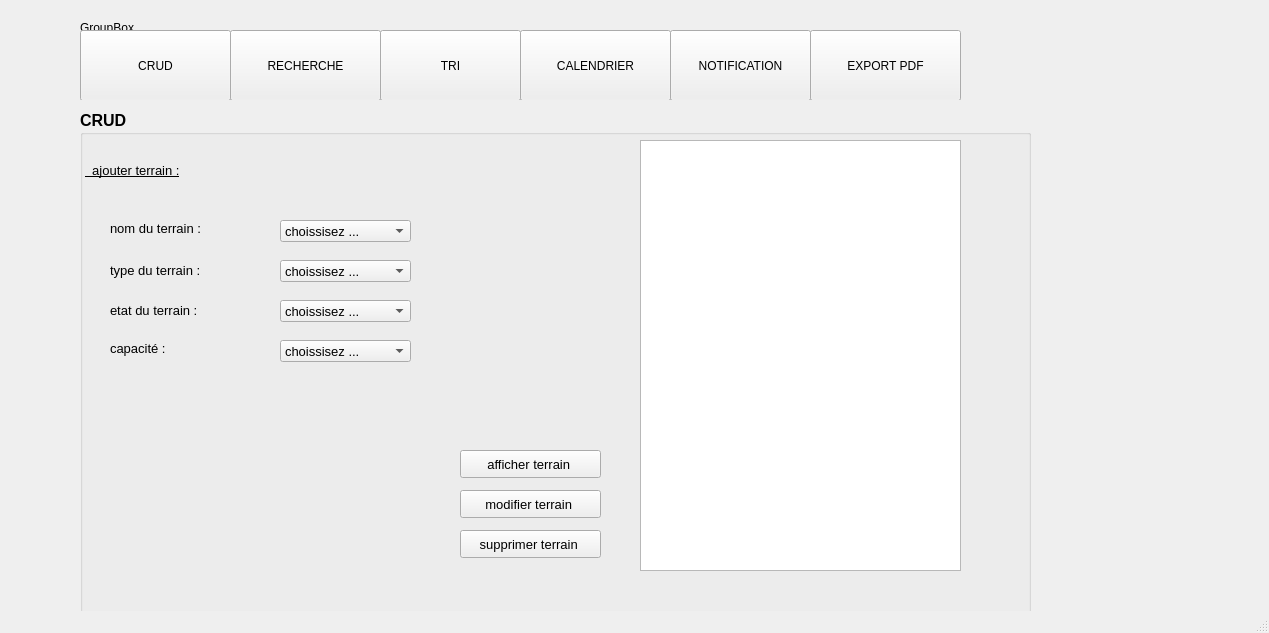
Before: the Qt Designer form mainwindow.ui in msii-esprit/Projet_CPP_2A26, drawn with Qt 5.
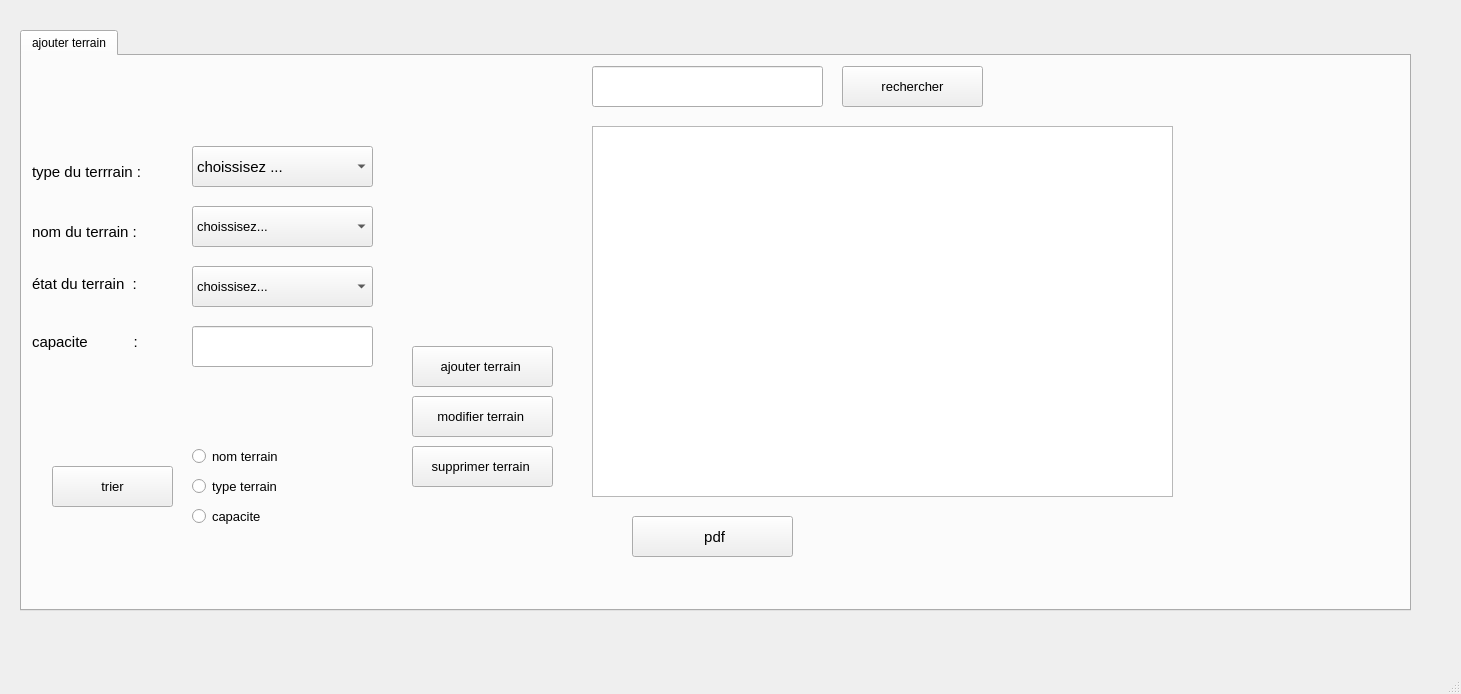
After: the same form once the commit is applied.

```diff
--- a/mainwindow.ui
+++ b/mainwindow.ui
@@ -6,130 +6,78 @@
    <rect>
     <x>0</x>
     <y>0</y>
-    <width>1269</width>
-    <height>633</height>
+    <width>1461</width>
+    <height>694</height>
    </rect>
   </property>
   <property name="windowTitle">
    <string>MainWindow</string>
   </property>
   <widget class="QWidget" name="centralwidget">
-   <widget class="QGroupBox" name="groupBox">
+   <widget class="QTabWidget" name="tabWidget">
     <property name="geometry">
      <rect>
-      <x>80</x>
-      <y>110</y>
-      <width>951</width>
+      <x>20</x>
+      <y>30</y>
+      <width>1391</width>
       <height>581</height>
      </rect>
     </property>
-    <property name="font">
-     <font>
-      <family>MS Shell Dlg 2</family>
-      <pointsize>12</pointsize>
-      <weight>75</weight>
-      <bold>true</bold>
-      <underline>false</underline>
-     </font>
+    <property name="currentIndex">
+     <number>0</number>
     </property>
-    <property name="title">
-     <string>CRUD</string>
-    </property>
+    <widget class="QWidget" name="tab">
+     <attribute name="title">
+      <string>ajouter terrain</string>
+     </attribute>
     <widget class="QLabel" name="label">
      <property name="geometry">
       <rect>
-       <x>5</x>
-       <y>50</y>
-       <width>181</width>
-       <height>20</height>
+        <x>10</x>
+        <y>160</y>
+        <width>151</width>
+        <height>31</height>
       </rect>
      </property>
      <property name="font">
       <font>
-       <pointsize>10</pointsize>
-       <weight>50</weight>
-       <bold>false</bold>
-       <underline>true</underline>
+        <pointsize>11</pointsize>
       </font>
      </property>
      <property name="text">
-      <string>  ajouter terrain :</string>
+       <string>nom du terrain :</string>
      </property>
     </widget>
     <widget class="QLabel" name="label_2">
      <property name="geometry">
       <rect>
-       <x>30</x>
-       <y>150</y>
-       <width>131</width>
-       <height>20</height>
+        <x>10</x>
+        <y>100</y>
+        <width>151</width>
+        <height>31</height>
       </rect>
      </property>
      <property name="font">
       <font>
-       <pointsize>10</pointsize>
-       <weight>50</weight>
-       <bold>false</bold>
+        <pointsize>11</pointsize>
       </font>
      </property>
      <property name="text">
-      <string>type du terrain :</string>
-     </property>
-    </widget>
-    <widget class="QLabel" name="label_3">
+       <string>type du terrrain :</string>
+      </property>
+     </widget>
+     <widget class="QComboBox" name="type_TU">
      <property name="geometry">
       <rect>
-       <x>30</x>
-       <y>190</y>
-       <width>131</width>
-       <height>20</height>
+        <x>170</x>
+        <y>90</y>
+        <width>181</width>
+        <height>41</height>
       </rect>
      </property>
      <property name="font">
       <font>
-       <pointsize>10</pointsize>
-       <weight>50</weight>
-       <bold>false</bold>
-      </font>
-     </property>
-     <property name="text">
-      <string>etat du terrain :</string>
-     </property>
-    </widget>
-    <widget class="QLabel" name="label_4">
-     <property name="geometry">
-      <rect>
-       <x>30</x>
-       <y>230</y>
-       <width>101</width>
-       <height>16</height>
-      </rect>
-     </property>
-     <property name="font">
-      <font>
-       <pointsize>10</pointsize>
-       <weight>50</weight>
-       <bold>false</bold>
-      </font>
-     </property>
-     <property name="text">
-      <string>capacité :</string>
-     </property>
-    </widget>
-    <widget class="QComboBox" name="comboBox">
-     <property name="geometry">
-      <rect>
-       <x>200</x>
-       <y>150</y>
-       <width>131</width>
-       <height>22</height>
-      </rect>
-     </property>
-     <property name="font">
-      <font>
-       <pointsize>10</pointsize>
-       <weight>50</weight>
-       <bold>false</bold>
+        <pointsize>11</pointsize>
       </font>
      </property>
      <item>
@@ -153,189 +101,123 @@
       </property>
      </item>
     </widget>
-    <widget class="QComboBox" name="comboBox_2">
+     <widget class="QLabel" name="label_3">
      <property name="geometry">
       <rect>
-       <x>200</x>
-       <y>190</y>
-       <width>131</width>
-       <height>22</height>
+        <x>10</x>
+        <y>270</y>
+        <width>151</width>
+        <height>31</height>
       </rect>
      </property>
      <property name="font">
       <font>
-       <pointsize>10</pointsize>
-       <weight>50</weight>
-       <bold>false</bold>
-      </font>
-     </property>
-     <item>
+        <pointsize>11</pointsize>
+       </font>
+      </property>
       <property name="text">
-       <string>choissisez ...</string>
+       <string>capacite           :</string>
       </property>
-     </item>
-     <item>
-      <property name="text">
-       <string>médiocre</string>
-      </property>
-     </item>
-     <item>
-      <property name="text">
-       <string>bonne </string>
-      </property>
-     </item>
-     <item>
-      <property name="text">
-       <string>excellente</string>
-      </property>
-     </item>
-    </widget>
-    <widget class="QComboBox" name="comboBox_3">
+     </widget>
+     <widget class="QLabel" name="label_4">
      <property name="geometry">
       <rect>
-       <x>200</x>
-       <y>230</y>
-       <width>131</width>
-       <height>22</height>
+        <x>10</x>
+        <y>220</y>
+        <width>141</width>
+        <height>16</height>
       </rect>
      </property>
      <property name="font">
       <font>
-       <pointsize>10</pointsize>
-       <weight>50</weight>
-       <bold>false</bold>
-      </font>
-     </property>
-     <item>
+        <pointsize>11</pointsize>
+       </font>
+      </property>
       <property name="text">
-       <string>choissisez ...</string>
+       <string>état du terrain  :</string>
       </property>
-     </item>
-     <item>
-      <property name="text">
-       <string>50</string>
-      </property>
-     </item>
-     <item>
-      <property name="text">
-       <string>20</string>
-      </property>
-     </item>
-     <item>
-      <property name="text">
-       <string>30</string>
-      </property>
-     </item>
-    </widget>
-    <widget class="QListView" name="listView">
+     </widget>
+     <widget class="QPushButton" name="ajouter">
      <property name="geometry">
       <rect>
-       <x>560</x>
-       <y>30</y>
-       <width>321</width>
-       <height>431</height>
-      </rect>
-     </property>
-    </widget>
-    <widget class="QPushButton" name="pushButton">
-     <property name="geometry">
-      <rect>
-       <x>380</x>
-       <y>380</y>
+        <x>390</x>
+        <y>290</y>
        <width>141</width>
-       <height>28</height>
+        <height>41</height>
       </rect>
      </property>
      <property name="font">
       <font>
        <pointsize>10</pointsize>
-       <weight>50</weight>
-       <bold>false</bold>
       </font>
      </property>
      <property name="text">
-      <string>modifier terrain </string>
+       <string>ajouter terrain </string>
      </property>
     </widget>
     <widget class="QPushButton" name="pushButton_2">
      <property name="geometry">
       <rect>
-       <x>380</x>
-       <y>420</y>
-       <width>141</width>
-       <height>28</height>
-      </rect>
-     </property>
-     <property name="font">
-      <font>
-       <pointsize>10</pointsize>
-       <weight>50</weight>
-       <bold>false</bold>
-      </font>
-     </property>
-     <property name="text">
-      <string>supprimer terrain </string>
-     </property>
-    </widget>
-    <widget class="QPushButton" name="pushButton_3">
-     <property name="geometry">
-      <rect>
-       <x>380</x>
+        <x>390</x>
        <y>340</y>
        <width>141</width>
-       <height>28</height>
+        <height>41</height>
       </rect>
      </property>
      <property name="font">
       <font>
        <pointsize>10</pointsize>
-       <weight>50</weight>
-       <bold>false</bold>
       </font>
      </property>
      <property name="text">
-      <string>afficher terrain </string>
-     </property>
-    </widget>
-    <widget class="QLabel" name="label_5">
+       <string>modifier terrain </string>
+      </property>
+     </widget>
+     <widget class="QPushButton" name="supprimer">
      <property name="geometry">
       <rect>
-       <x>30</x>
-       <y>110</y>
-       <width>121</width>
-       <height>16</height>
+        <x>390</x>
+        <y>390</y>
+        <width>141</width>
+        <height>41</height>
       </rect>
      </property>
      <property name="font">
       <font>
        <pointsize>10</pointsize>
-       <weight>50</weight>
-       <bold>false</bold>
       </font>
      </property>
      <property name="text">
-      <string>nom du terrain :</string>
-     </property>
-    </widget>
-    <widget class="QComboBox" name="comboBox_4">
+       <string>supprimer terrain </string>
+      </property>
+     </widget>
+     <widget class="QLineEdit" name="rechercher_TU">
      <property name="geometry">
       <rect>
-       <x>200</x>
-       <y>110</y>
-       <width>131</width>
-       <height>22</height>
-      </rect>
-     </property>
+        <x>570</x>
+        <y>10</y>
+        <width>231</width>
+        <height>41</height>
+       </rect>
+      </property>
+     </widget>
+     <widget class="QComboBox" name="etat_TU">
+      <property name="geometry">
+       <rect>
+        <x>170</x>
+        <y>210</y>
+        <width>181</width>
+        <height>41</height>
+       </rect>
+      </property>
      <property name="font">
       <font>
        <pointsize>10</pointsize>
-       <weight>50</weight>
-       <bold>false</bold>
       </font>
      </property>
      <item>
       <property name="text">
-       <string>choissisez ...</string>
+        <string>choissisez...</string>
       </property>
      </item>
      <item>
@@ -345,7 +227,67 @@
      </item>
      <item>
       <property name="text">
-       <string>stade HAMADI AGRBI rades</string>
+        <string>bonne</string>
+       </property>
+      </item>
+      <item>
+       <property name="text">
+        <string>excellente</string>
+       </property>
+      </item>
+     </widget>
+     <widget class="QLineEdit" name="capacite_TU">
+      <property name="geometry">
+       <rect>
+        <x>170</x>
+        <y>270</y>
+        <width>181</width>
+        <height>41</height>
+       </rect>
+      </property>
+     </widget>
+     <widget class="QComboBox" name="nom_TU">
+      <property name="geometry">
+       <rect>
+        <x>170</x>
+        <y>150</y>
+        <width>181</width>
+        <height>41</height>
+       </rect>
+      </property>
+      <property name="font">
+       <font>
+        <pointsize>10</pointsize>
+       </font>
+      </property>
+      <item>
+       <property name="text">
+        <string>choissisez...</string>
+       </property>
+      </item>
+      <item>
+       <property name="text">
+        <string>stade taeib mehiri</string>
+       </property>
+      </item>
+      <item>
+       <property name="text">
+        <string>stade mustapha-ben-jennet</string>
+       </property>
+      </item>
+      <item>
+       <property name="text">
+        <string>stade du 15 octobre</string>
+       </property>
+      </item>
+      <item>
+       <property name="text">
+        <string>stade chedly-zouiten</string>
+       </property>
+      </item>
+      <item>
+       <property name="text">
+        <string>stade municipal de hammam lif</string>
       </property>
      </item>
      <item>
@@ -364,96 +306,124 @@
       </property>
      </item>
     </widget>
-   </widget>
-   <widget class="QGroupBox" name="groupBox_2">
+     <widget class="QTableView" name="tableView">
     <property name="geometry">
      <rect>
-      <x>80</x>
-      <y>20</y>
-      <width>881</width>
-      <height>80</height>
-     </rect>
-    </property>
-    <property name="title">
-     <string>GroupBox</string>
-    </property>
-    <widget class="QPushButton" name="pushButton_4">
+        <x>570</x>
+        <y>70</y>
+        <width>581</width>
+        <height>371</height>
+       </rect>
+      </property>
+     </widget>
+     <widget class="QPushButton" name="rechercher">
      <property name="geometry">
       <rect>
-       <x>0</x>
+        <x>820</x>
        <y>10</y>
-       <width>151</width>
-       <height>71</height>
-      </rect>
-     </property>
+        <width>141</width>
+        <height>41</height>
+       </rect>
+      </property>
+      <property name="font">
+       <font>
+        <pointsize>10</pointsize>
+       </font>
+      </property>
      <property name="text">
-      <string>CRUD</string>
-     </property>
-    </widget>
-    <widget class="QPushButton" name="pushButton_5">
+       <string>rechercher</string>
+      </property>
+     </widget>
+     <widget class="QRadioButton" name="radioButton">
      <property name="geometry">
       <rect>
-       <x>150</x>
-       <y>10</y>
-       <width>151</width>
-       <height>71</height>
-      </rect>
-     </property>
+        <x>170</x>
+        <y>390</y>
+        <width>121</width>
+        <height>20</height>
+       </rect>
+      </property>
+      <property name="font">
+       <font>
+        <pointsize>10</pointsize>
+       </font>
+      </property>
      <property name="text">
-      <string>RECHERCHE</string>
-     </property>
-    </widget>
-    <widget class="QPushButton" name="pushButton_6">
+       <string>nom terrain </string>
+      </property>
+     </widget>
+     <widget class="QRadioButton" name="radioButton_2">
      <property name="geometry">
       <rect>
-       <x>300</x>
-       <y>10</y>
-       <width>141</width>
-       <height>71</height>
-      </rect>
-     </property>
+        <x>170</x>
+        <y>420</y>
+        <width>121</width>
+        <height>20</height>
+       </rect>
+      </property>
+      <property name="font">
+       <font>
+        <pointsize>10</pointsize>
+       </font>
+      </property>
      <property name="text">
-      <string>TRI</string>
-     </property>
-    </widget>
-    <widget class="QPushButton" name="pushButton_7">
+       <string>type terrain</string>
+      </property>
+     </widget>
+     <widget class="QRadioButton" name="radioButton_3">
      <property name="geometry">
       <rect>
-       <x>440</x>
-       <y>10</y>
-       <width>151</width>
-       <height>71</height>
-      </rect>
-     </property>
+        <x>170</x>
+        <y>450</y>
+        <width>121</width>
+        <height>20</height>
+       </rect>
+      </property>
+      <property name="font">
+       <font>
+        <pointsize>10</pointsize>
+       </font>
+      </property>
      <property name="text">
-      <string>CALENDRIER</string>
-     </property>
-    </widget>
-    <widget class="QPushButton" name="pushButton_8">
+       <string>capacite</string>
+      </property>
+     </widget>
+     <widget class="QPushButton" name="trier">
      <property name="geometry">
       <rect>
-       <x>590</x>
-       <y>10</y>
-       <width>141</width>
-       <height>71</height>
-      </rect>
-     </property>
+        <x>30</x>
+        <y>410</y>
+        <width>121</width>
+        <height>41</height>
+       </rect>
+      </property>
+      <property name="font">
+       <font>
+        <pointsize>10</pointsize>
+       </font>
+      </property>
      <property name="text">
-      <string>NOTIFICATION</string>
-     </property>
-    </widget>
-    <widget class="QPushButton" name="pushButton_9">
+       <string>trier</string>
+      </property>
+     </widget>
+     <widget class="QPushButton" name="imprimerpdf">
      <property name="geometry">
       <rect>
-       <x>730</x>
-       <y>10</y>
-       <width>151</width>
-       <height>71</height>
-      </rect>
-     </property>
+        <x>610</x>
+        <y>460</y>
+        <width>161</width>
+        <height>41</height>
+       </rect>
+      </property>
+      <property name="font">
+       <font>
+        <pointsize>11</pointsize>
+       </font>
+      </property>
      <property name="text">
-      <string>EXPORT PDF</string>
-     </property>
+       <string> pdf</string>
+      </property>
+     </widget>
     </widget>
    </widget>
   </widget>
```
Left out of the diff: 10 changed lines with no effect on the pictures. Lines whose indentation alone changed are shown as unchanged.
